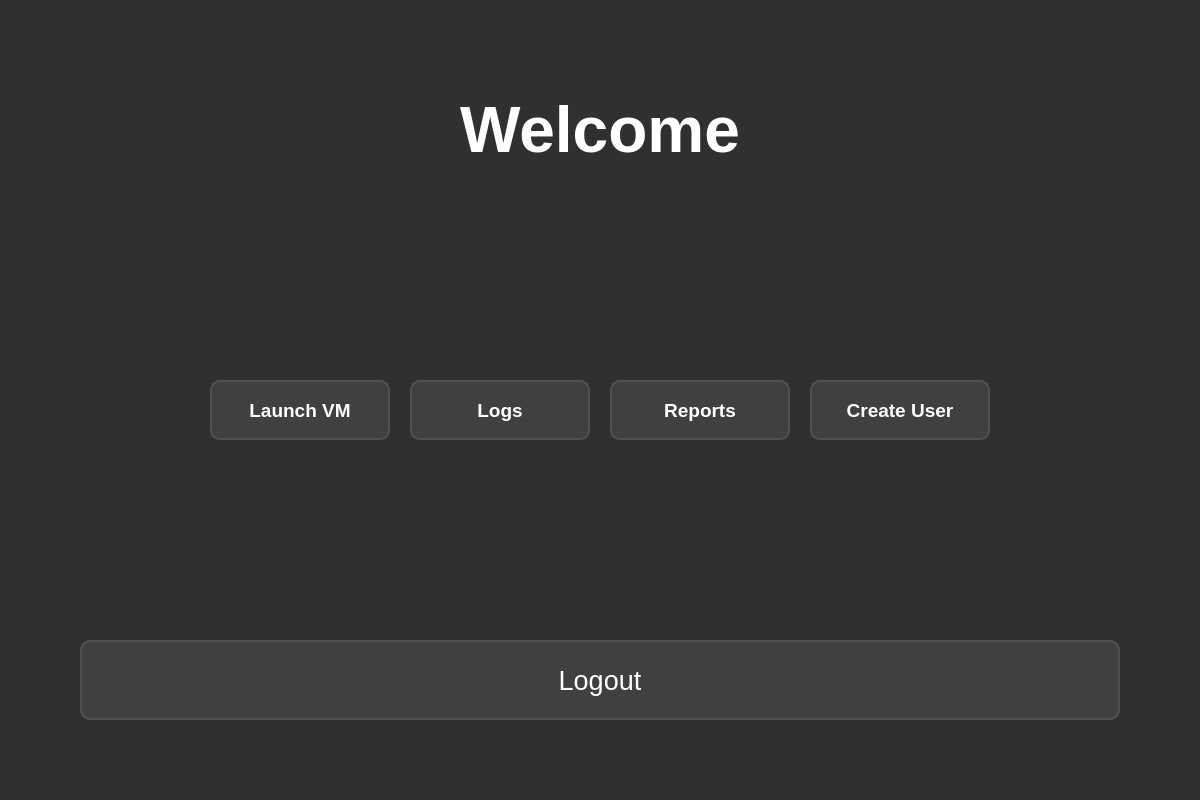
TBoston11/SandDriveUserInterface, file ui/MainDashboard.ui: the form before one commit.
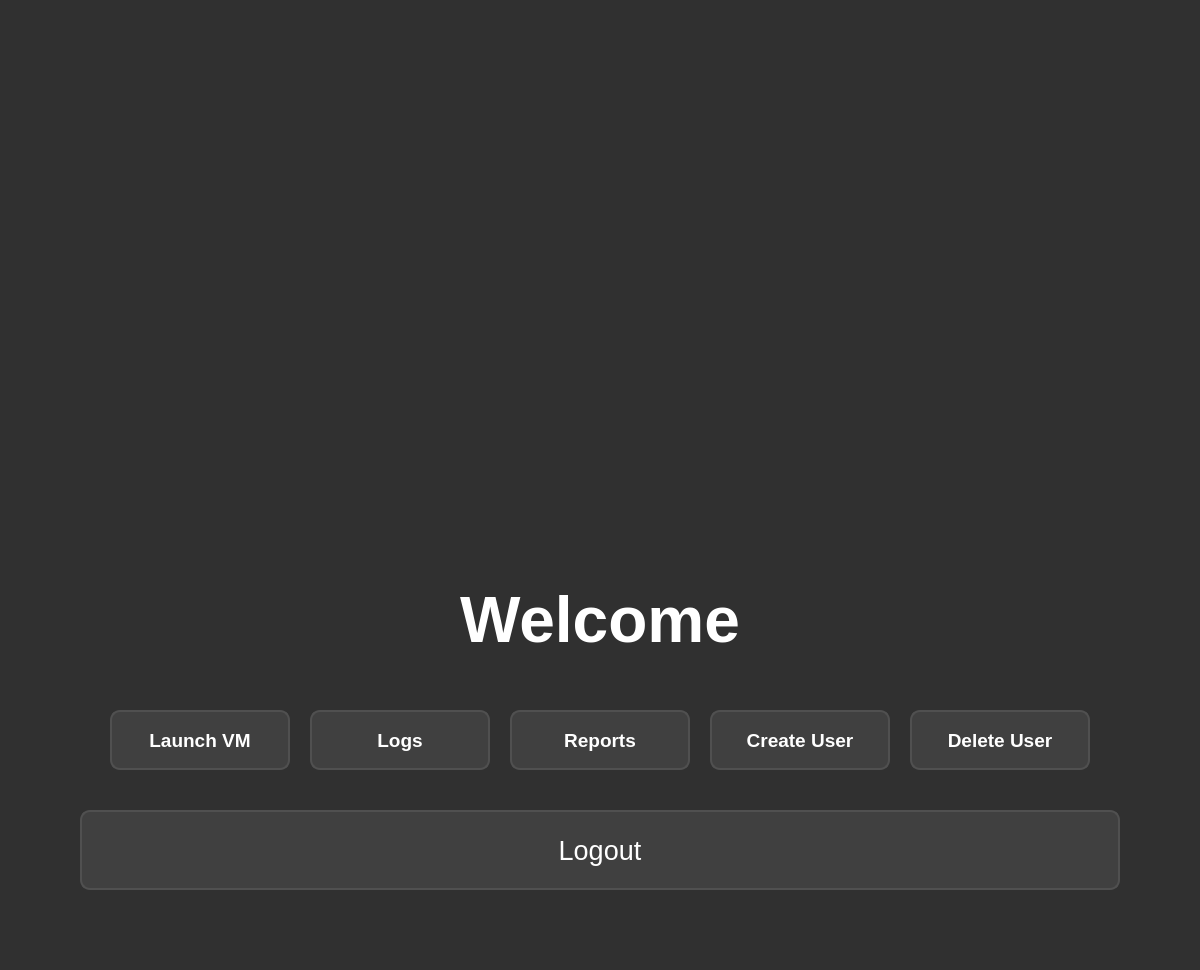
The form after the commit. Icons and pictures are not drawn.

Commit message:
Add delete user functionality and modernize UI
- Add DeleteUserScreen with user list and confirmation dialog
- Secure admin account from deletion (UI filter + database protection)
- Redesign UserSelectScreen with horizontal scrolling user cards
- Add SandDriveLogo.png to UserSelectScreen, LoginScreen, and MainDashboard
- Fix database path to use QStandardPaths for consistent location across launches
- Fix ScreenController duplicate dashboard setup causing missing signal connections
- Update popup messages with explicit QMessageBox for better display on macOS

Diff of the .ui file:
```diff
--- a/ui/MainDashboard.ui
+++ b/ui/MainDashboard.ui
@@ -48,6 +48,64 @@
    <property name="bottomMargin">
     <number>80</number>
    </property>
+   <item>
+    <layout class="QHBoxLayout" name="logoLayout">
+     <item>
+      <spacer name="logoLeftSpacer">
+       <property name="orientation">
+        <enum>Qt::Horizontal</enum>
+       </property>
+       <property name="sizeHint" stdset="0">
+        <size>
+         <width>40</width>
+         <height>20</height>
+        </size>
+       </property>
+      </spacer>
+     </item>
+     <item>
+      <widget class="QLabel" name="logoLabel">
+       <property name="text">
+        <string/>
+       </property>
+       <property name="pixmap">
+        <pixmap>:/Images/SandDriveLogo.png</pixmap>
+       </property>
+       <property name="scaledContents">
+        <bool>true</bool>
+       </property>
+       <property name="alignment">
+        <set>Qt::AlignCenter</set>
+       </property>
+       <property name="minimumSize">
+        <size>
+         <width>600</width>
+         <height>450</height>
+        </size>
+       </property>
+       <property name="maximumSize">
+        <size>
+         <width>1200</width>
+         <height>450</height>
+        </size>
+       </property>
+      </widget>
+     </item>
+     <item>
+      <spacer name="logoRightSpacer">
+       <property name="orientation">
+        <enum>Qt::Horizontal</enum>
+       </property>
+       <property name="sizeHint" stdset="0">
+        <size>
+         <width>40</width>
+         <height>20</height>
+        </size>
+       </property>
+      </spacer>
+     </item>
+    </layout>
+   </item>
    <item>
     <widget class="QLabel" name="welcomeLabel">
      <property name="sizePolicy">
@@ -183,6 +241,25 @@
              </property>
             </widget>
          </item>
+         <item>
+            <widget class="QPushButton" name="deleteUserButton">
+             <property name="minimumSize">
+                <size>
+                 <width>180</width>
+                 <height>60</height>
+                </size>
+             </property>
+             <property name="font">
+                <font>
+                 <pointsize>14</pointsize>
+                 <bold>true</bold>
+                </font>
+             </property>
+             <property name="text">
+                <string>Delete User</string>
+             </property>
+            </widget>
+         </item>
      <item>
       <spacer name="horizontalSpacer_2">
        <property name="orientation">
```
The commit also changes 18 other files.
